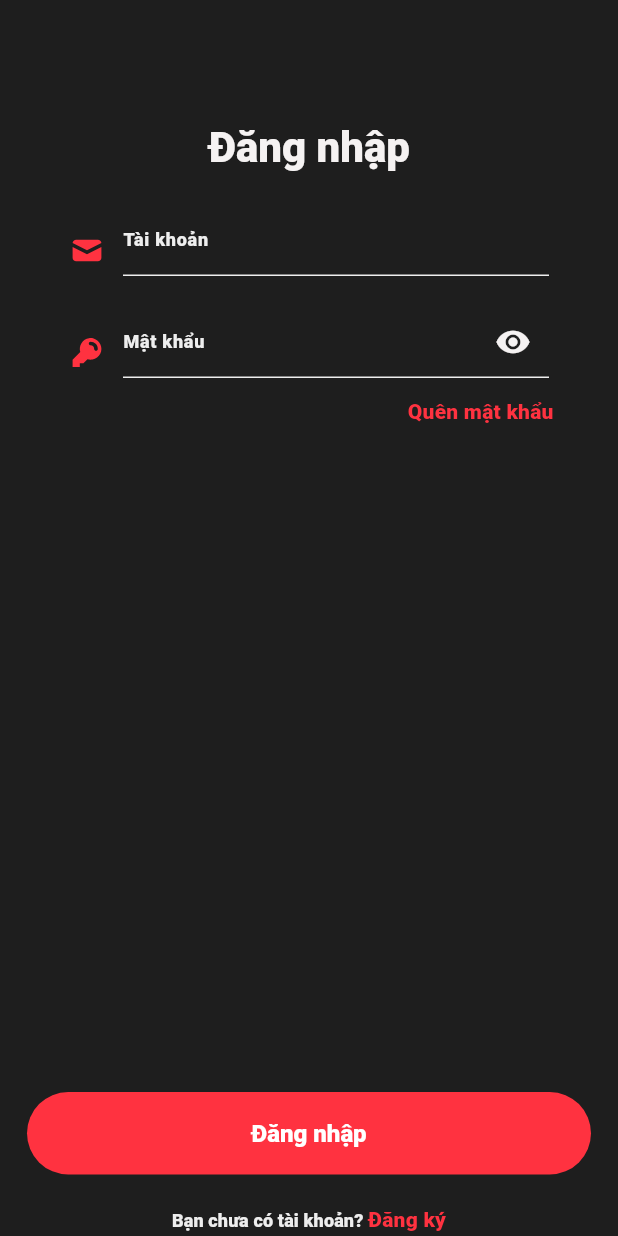
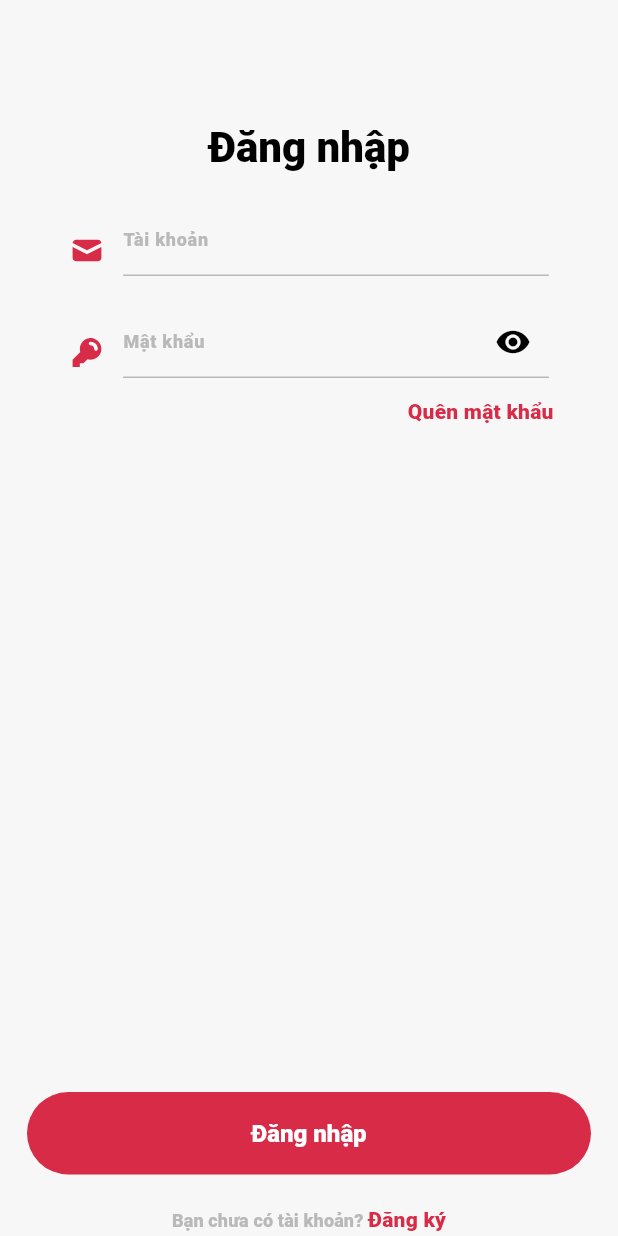
Before and after one commit to CamenRyder/foodioo, a Flutter app: the screen it shows after launch, on a phone screen of 412 x 824 dp. Run offline on Flutter 3.47's test engine with Material 3 defaults, Android fonts, the phone set to English and light mode, and no system bars; drawn by our look-alikes of loader_overlay; our stand-ins replace dio, flutter_bloc, flutter_dotenv, flutter_spinkit, flutter_svg, fluttertoast and 7 more; missing offline and left inert: curl_logger_dio_interceptor; generated files the repository leaves out were written again.

Commit message:
update logic change darkMode

```diff
--- a/lib/main.dart
+++ b/lib/main.dart
@@ -1,7 +1,6 @@
 import 'package:flutter/material.dart';
 import 'package:flutter/services.dart';
 import 'package:flutter_bloc/flutter_bloc.dart';
-import 'package:foodioo/Core/routes/routes_name.dart';
 import 'package:foodioo/core/constants/constant_stataue.dart';
 import 'package:foodioo/ui/screen/authorizator/authorizator_screen.dart';
 import 'package:loader_overlay/loader_overlay.dart';
@@ -57,22 +56,14 @@ class _MyAppState extends State<MyApp> with WidgetsBindingObserver {
           BlocProvider<AuthBloc>(create: (context) => widget.authBloc),
         ],
         child: LoaderOverLayWidget(
-            child: BlocBuilder<AuthBloc, AuthState>(
-          bloc: widget.authBloc,
-          buildWhen: (previous, current) {
-            return previous.isDarkMode != current.isDarkMode;
-          },
-          builder: (context, state) {
-            return Listener(
+            child: Listener(
                 onPointerDown: (_) {
                   FocusScopeNode currentFocus = FocusScope.of(context);
                   if (!currentFocus.hasPrimaryFocus) {
                     currentFocus.focusedChild?.unfocus();
                   }
                 },
-                child: const MainApp());
-          },
-        )));
+                child: const MainApp())));
   }
 }
 
@@ -83,6 +74,10 @@ class MainApp extends StatelessWidget {
   Widget build(BuildContext context) {
     return BlocBuilder<AuthBloc, AuthState>(
         bloc: context.read<AuthBloc>(),
+        buildWhen: (previous, current) {
+          return current.isLoadingOverLay != previous.isLoadingOverLay ||
+              current.isDarkMode != previous.isDarkMode;
+        },
         builder: (context, state) {
           if (state.isLoadingOverLay) {
             context.loaderOverlay.show();
@@ -93,7 +88,7 @@ class MainApp extends StatelessWidget {
             title: AppConstant.APP_NAME,
             color: Colors.white,
             navigatorKey: navigatorKey,
-            theme: AppTheme.darkTheme,
+            theme: state.isDarkMode ? AppTheme.darkTheme : AppTheme.lightTheme,
             debugShowCheckedModeBanner: false,
             home: state.isShowSplash
                 ? const SplashScreen()
--- a/lib/repositories/authentication/auth_bloc.dart
+++ b/lib/repositories/authentication/auth_bloc.dart
@@ -20,6 +20,9 @@ class AuthBloc extends Bloc<AuthEvent, AuthState> {
 
   _onChangeVisibleMode(ChangeVisibleMode event, Emitter emit) async {
     bool isDarkMode = state.isDarkMode;
+    String keyVisibleMode = dotenv.env['KEY_STORAGE'] ?? '';
+
+    await GetStorage().write(keyVisibleMode, !isDarkMode);
     emit(state.copyWith(isDarkMode: !isDarkMode));
   }
 
--- a/lib/ui/screen/profile/profile_screen.dart
+++ b/lib/ui/screen/profile/profile_screen.dart
@@ -4,6 +4,7 @@ import 'package:foodioo/core/theme/app_typography.dart';
 
 import '../../../repositories/authentication/auth_bloc.dart';
 import '../../../repositories/authentication/auth_event.dart';
+import 'widget/switch_dark_mode.dart';
 
 class ProfileScreen extends StatelessWidget {
   const ProfileScreen({super.key});
@@ -22,10 +23,7 @@ class ProfileScreen extends StatelessWidget {
             child:
                 const Text("Đăng xuất", style: AppTypographyDark.textContent),
           ),
-          Switch(
-            value: false,
-            onChanged: (value) {},
-          )
+          const SwitchDarkMode(),
         ],
       ),
     ));
```
Also changed, not shown: lib/ui/screen/profile/widget/switch_dark_mode.dart (added, +24 -0 lines).
